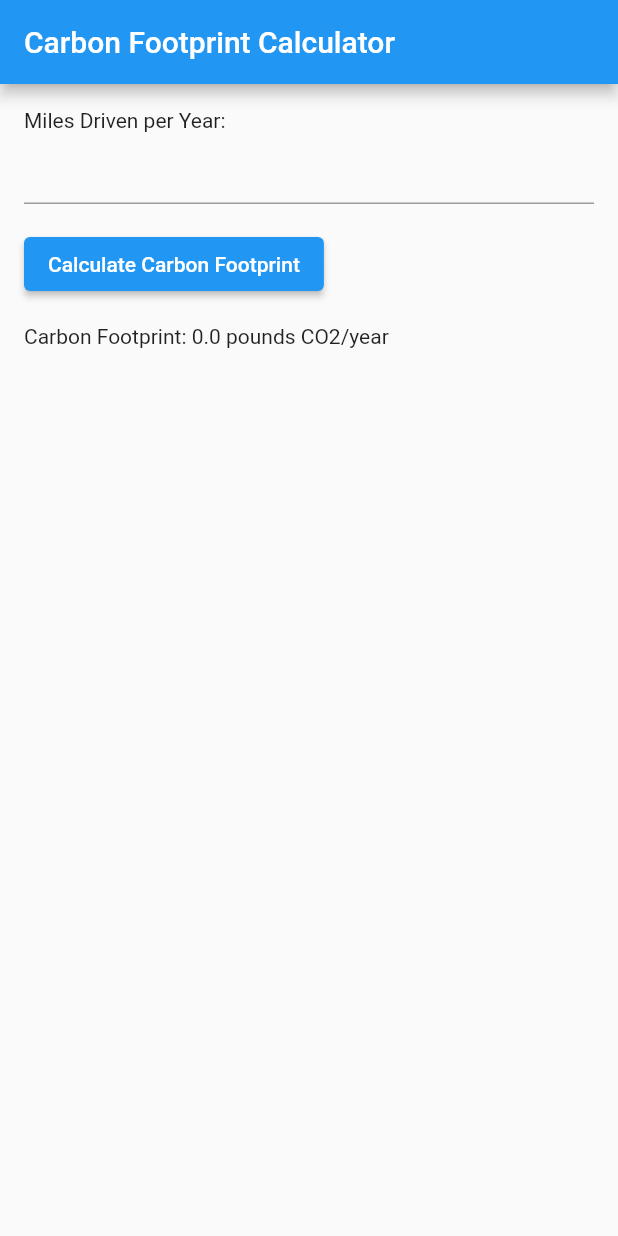
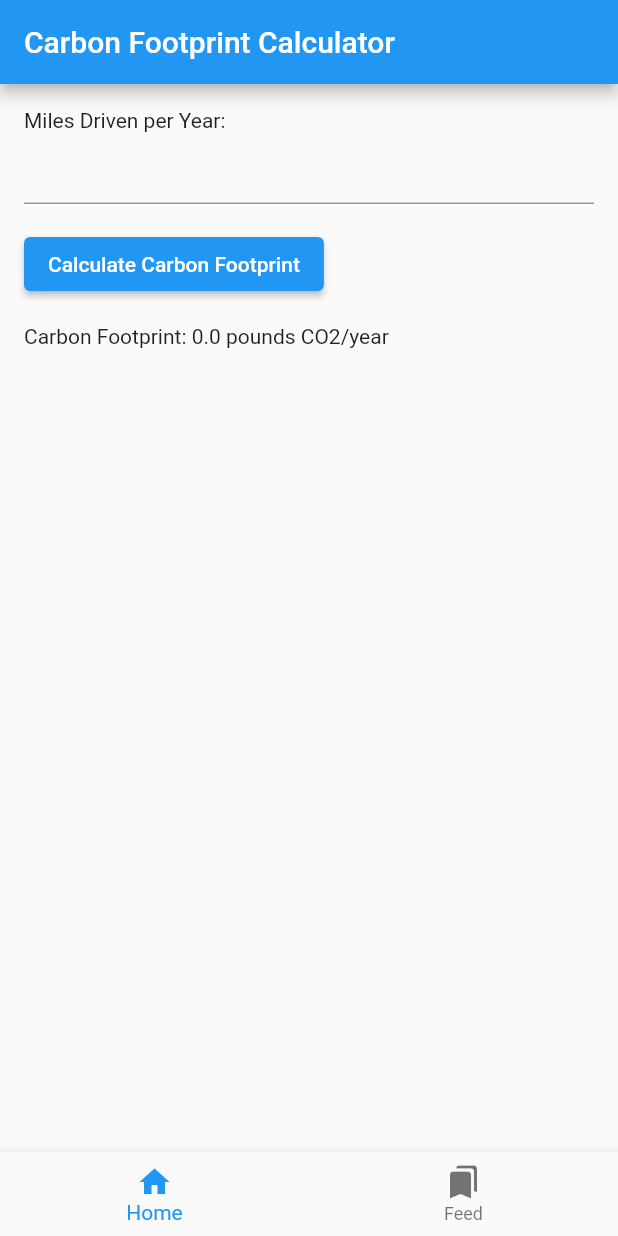
Before and after one commit to ansooman21/Innovation_nexus, a Flutter app: the screen it shows after launch, on a phone screen of 412 x 824 dp. Run offline on Flutter 3.47's test engine with Material 2 defaults, Android fonts, the phone set to English and light mode, and no system bars.

Commit message:
feed_page

```diff
--- /dev/null
+++ b/carbon_footprint/lib/bottomBar/navigatorbar.dart
@@ -0,0 +1,46 @@
+import 'package:carbon_footprint/Screens/blog.dart';
+import 'package:carbon_footprint/bottomBar/feed/feed_post.dart';
+import 'package:flutter/material.dart';
+
+import '../Screens/home.dart';
+
+class BottomNavigatorBar extends StatefulWidget {
+  const BottomNavigatorBar({super.key});
+
+  @override
+  State<BottomNavigatorBar> createState() => _BottomNavigatorBarState();
+}
+
+class _BottomNavigatorBarState extends State<BottomNavigatorBar> {
+  int _currentIndex = 0;
+  List<Widget> _screens = [
+    CarbonFootprintScreen(),
+    FeedPage(),
+    // Add other screens here
+  ];
+
+  @override
+  Widget build(BuildContext context) {
+    return Scaffold(
+      body: _screens[_currentIndex],
+      bottomNavigationBar: BottomNavigationBar(
+        currentIndex: _currentIndex,
+        onTap: (index) {
+          setState(() {
+            _currentIndex = index;
+          });
+        },
+        items: [
+          BottomNavigationBarItem(
+            icon: Icon(Icons.home),
+            label: 'Home',
+          ),
+          BottomNavigationBarItem(
+            icon: Icon(Icons.bookmarks),
+            label: 'Feed',
+          ),
+        ],
+      ),
+    );
+  }
+}
--- a/carbon_footprint/lib/main.dart
+++ b/carbon_footprint/lib/main.dart
@@ -1,6 +1,7 @@
+import 'package:carbon_footprint/bottomBar/navigatorbar.dart';
 import 'package:flutter/material.dart';
 
-import 'Screens/screen1.dart';
+import 'Screens/home.dart';
 
 void main() {
   runApp(CarbonFootprintApp());
@@ -10,9 +11,10 @@ class CarbonFootprintApp extends StatelessWidget {
   @override
   Widget build(BuildContext context) {
     return MaterialApp(
+      debugShowCheckedModeBanner: false,
       title: 'Carbon Footprint Calculator',
       theme: ThemeData(primarySwatch: Colors.blue),
-      home: CarbonFootprintScreen(),
+      home: BottomNavigatorBar(),
     );
   }
 }
```
Also changed, not shown: carbon_footprint/lib/Screens/blog.dart (added, +15 -0 lines), carbon_footprint/lib/Screens/home.dart (renamed from carbon_footprint/lib/Screens/screen1.dart).
